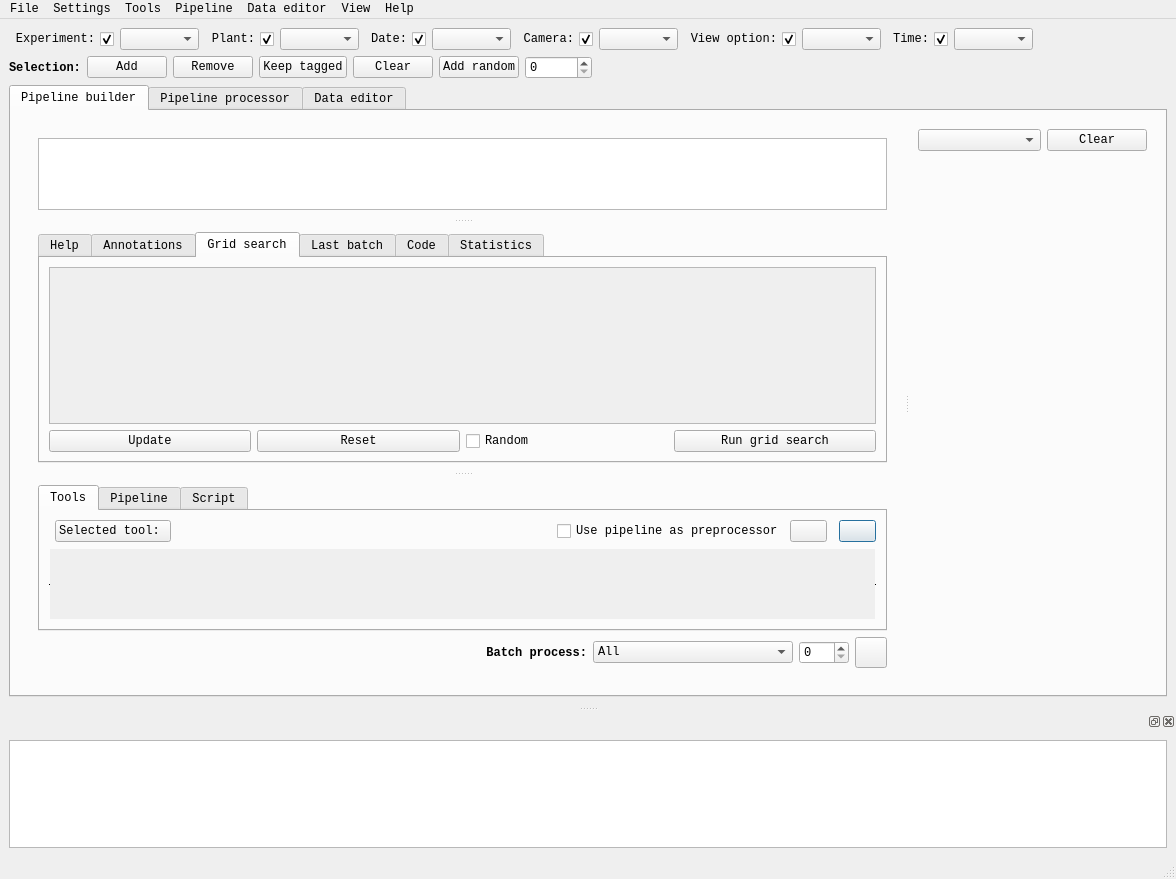
Qt form main_form.ui (tpmp-inra/ipso_phen) before a commit.
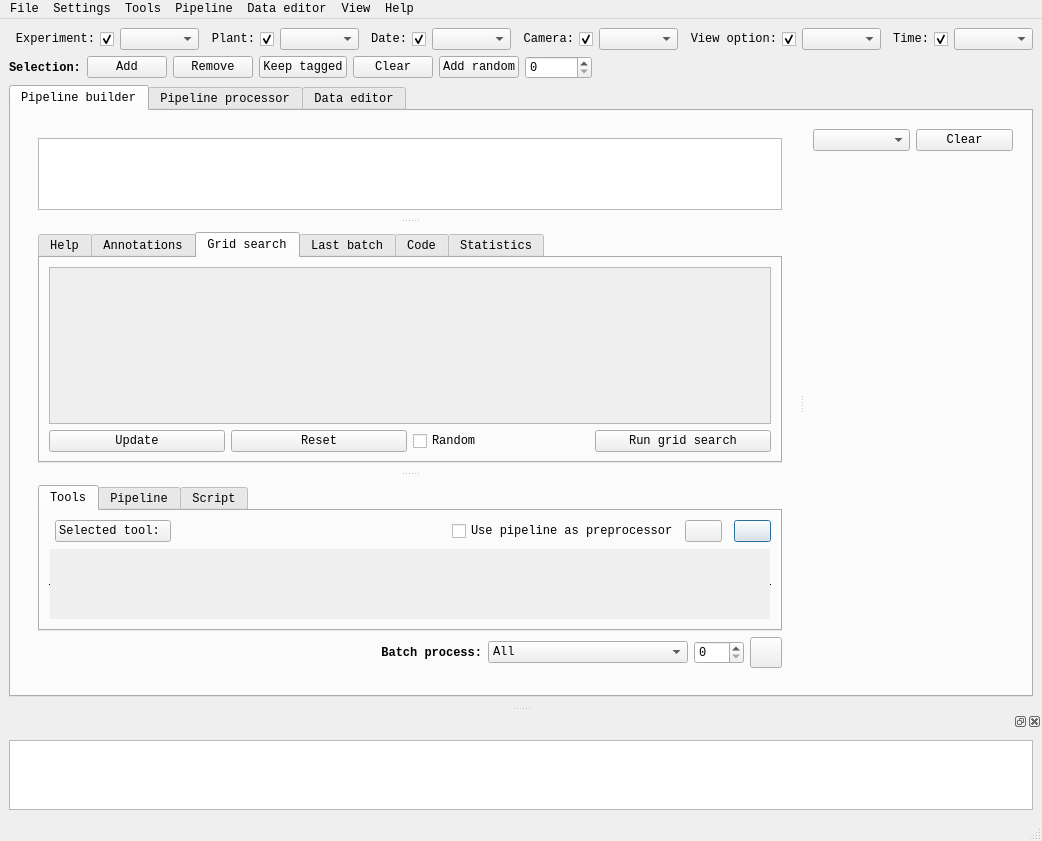
The same form after that commit. The open tabs and pages were chosen to show the change. Icons and pictures are not drawn.

Patch:
```diff
--- a/main_form.ui
+++ b/main_form.ui
@@ -7,8 +7,8 @@
    <rect>
     <x>0</x>
     <y>0</y>
-    <width>1176</width>
-    <height>879</height>
+    <width>962</width>
+    <height>806</height>
    </rect>
   </property>
   <property name="font">
@@ -545,8 +545,8 @@
                          <rect>
                           <x>0</x>
                           <y>0</y>
-                          <width>810</width>
-                          <height>154</height>
+                          <width>642</width>
+                          <height>139</height>
                          </rect>
                         </property>
                         <layout class="QHBoxLayout" name="horizontalLayout_4">
@@ -785,8 +785,8 @@
                           <rect>
                            <x>0</x>
                            <y>0</y>
-                           <width>808</width>
-                           <height>70</height>
+                           <width>642</width>
+                           <height>62</height>
                           </rect>
                          </property>
                          <layout class="QGridLayout" name="gridLayout_17">
@@ -1600,8 +1600,8 @@
     <rect>
      <x>0</x>
      <y>0</y>
-     <width>1176</width>
-     <height>21</height>
+     <width>962</width>
+     <height>20</height>
     </rect>
    </property>
    <widget class="QMenu" name="menu_file">
```
Left out of the diff: 6 changed lines with no effect on the pictures.
